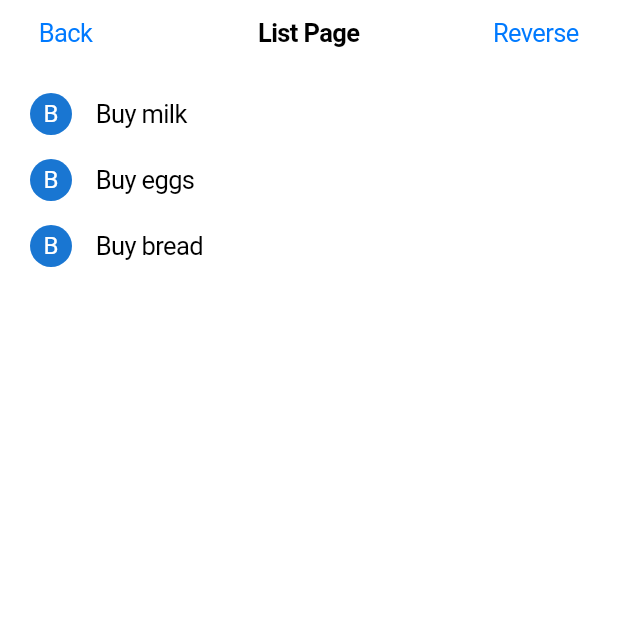
After one commit to benjaminlim00/flutter_riverpod_tutorial, a Flutter app: the ListPage screen opened directly, on a phone screen of 412 x 824 dp, the top half of it. The commit adds this screen. Run offline on Flutter 3.47's test engine with Material 2 defaults, Android fonts, the phone set to English and light mode, and no system bars; our stand-ins replace flutter_riverpod.

Commit message:
feat: add list page

```diff
--- /dev/null
+++ b/lib/list_item.dart
@@ -0,0 +1,36 @@
+import 'package:flutter/cupertino.dart';
+import 'package:flutter/material.dart';
+
+import 'models/Todo.dart';
+
+class ListItem extends StatelessWidget {
+  ListItem({
+    required this.todo,
+    required this.onTodoChanged,
+  }) : super(key: ObjectKey(todo));
+
+  final Todo todo;
+  final onTodoChanged;
+
+  TextStyle? _getTextStyle(bool checked) {
+    if (!checked) return null;
+
+    return const TextStyle(
+      color: Colors.black54,
+      decoration: TextDecoration.lineThrough,
+    );
+  }
+
+  @override
+  Widget build(BuildContext context) {
+    return CupertinoListTile(
+      onTap: () {
+        onTodoChanged(todo);
+      },
+      leading: CircleAvatar(
+        child: Text(todo.name[0]),
+      ),
+      title: Text(todo.name, style: _getTextStyle(todo.checked)),
+    );
+  }
+}
--- /dev/null
+++ b/lib/list_page.dart
@@ -0,0 +1,76 @@
+import 'package:flutter/cupertino.dart';
+import 'package:flutter_riverpod_tutorial/list_item.dart';
+import 'package:flutter_riverpod_tutorial/models/Todo.dart';
+
+class ListPage extends StatefulWidget {
+  const ListPage({super.key});
+
+  @override
+  State<ListPage> createState() => _ListPageState();
+}
+
+class _ListPageState extends State<ListPage> {
+  // _todo should be a state item
+  List<Todo> _todos = [
+    Todo(
+      name: 'Buy milk',
+      checked: false,
+    ),
+    Todo(
+      name: 'Buy eggs',
+      checked: false,
+    ),
+    Todo(
+      name: 'Buy bread',
+      checked: false,
+    ),
+  ];
+
+  _onTodoChanged(Todo todo) {
+    setState(() {
+      todo.checked = !todo.checked;
+    });
+  }
+
+  _buildTodoList() {
+    return _todos
+        .map((todo) => ListItem(
+              todo: todo,
+              onTodoChanged: _onTodoChanged,
+            ))
+        .toList();
+  }
+
+  _reverseTodos() {
+    print(_todos.map((e) => e.name));
+    print(_todos.reversed.map((e) => e.name));
+
+    setState(() {
+      _todos = _todos.reversed.toList();
+    });
+  }
+
+  @override
+  Widget build(BuildContext context) {
+    return CupertinoPageScaffold(
+        navigationBar: CupertinoNavigationBar(
+            middle: const Text('List Page'),
+            leading: CupertinoButton(
+              padding: const EdgeInsets.all(10),
+              child: const Text('Back'),
+              onPressed: () {
+                Navigator.of(context).pop();
+              },
+            ),
+            trailing: CupertinoButton(
+                padding: const EdgeInsets.all(10),
+                child: const Text('Reverse'),
+                onPressed: () {
+                  _reverseTodos();
+                })),
+        child: SafeArea(
+            child: ListView(
+                padding: const EdgeInsets.symmetric(vertical: 10),
+                children: _buildTodoList())));
+  }
+}
--- /dev/null
+++ b/lib/models/Todo.dart
@@ -0,0 +1,5 @@
+class Todo {
+  Todo({required this.name, required this.checked});
+  final String name;
+  bool checked;
+}
```
Also changed, not shown: lib/main.dart (+20 -3 lines).
